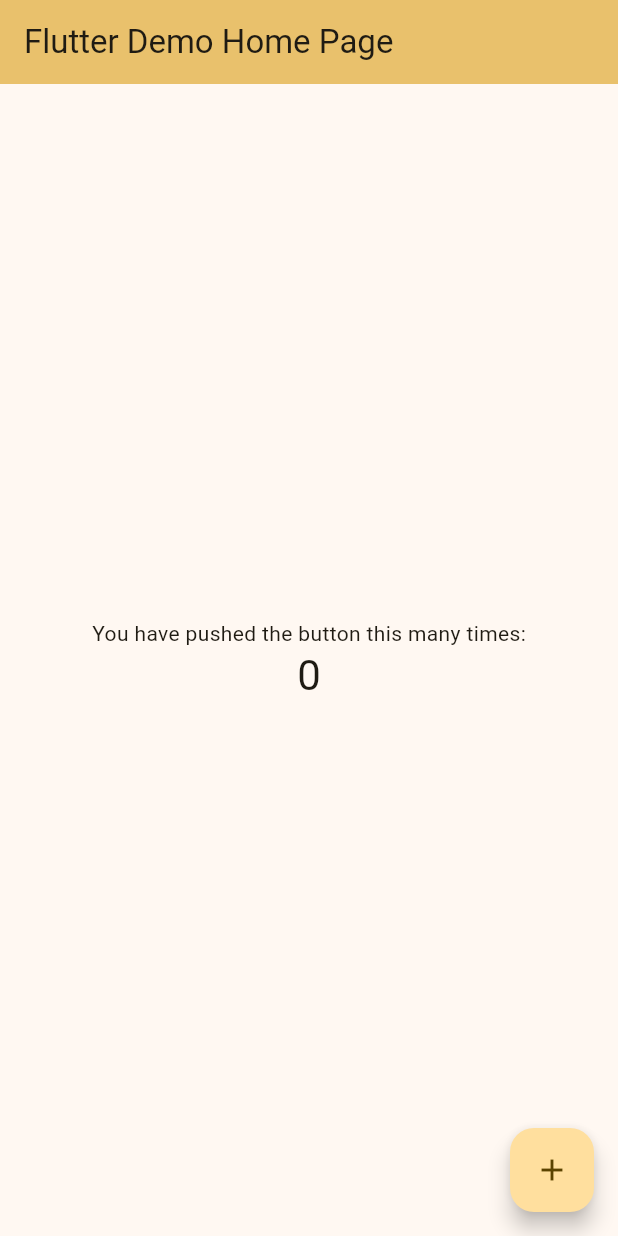
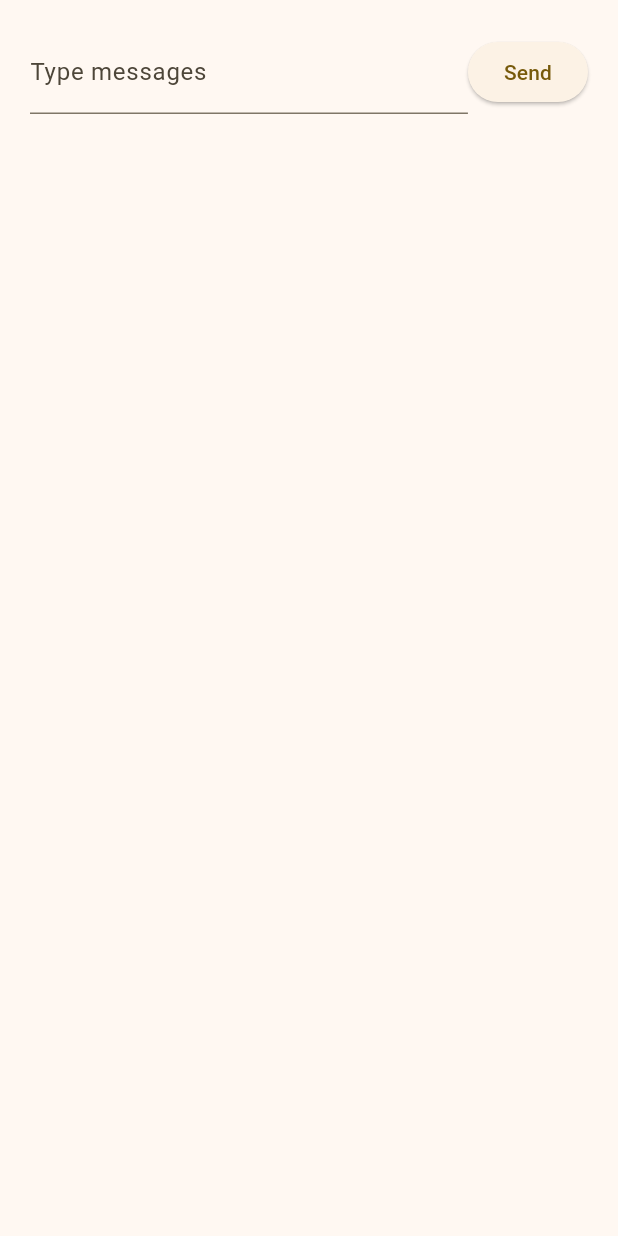
Before and after one commit to kuna-mata/kuna-talk, a Flutter app: the screen it shows after launch, on a phone screen of 412 x 824 dp. Run offline on Flutter 3.47's test engine with Material 3 defaults, Android fonts, the light colour scheme and no system bars.

Commit message:
chore: create Chat UI

```diff
--- /dev/null
+++ b/lib/chat.dart
@@ -0,0 +1,38 @@
+import 'package:flutter/material.dart';
+
+class Chat extends StatefulWidget {
+  const Chat({super.key});
+
+  @override
+  ChatState createState() => ChatState();
+}
+
+class ChatState extends State<Chat> {
+  @override
+  Widget build(BuildContext context) {
+    final TextEditingController controller = TextEditingController();
+
+    return Scaffold(
+      body: Padding(
+        padding: const EdgeInsets.all(20.0),
+        child: Row(
+          children: [
+            Expanded(
+              child: TextFormField(
+                controller: controller,
+                decoration: const InputDecoration(
+                  border: UnderlineInputBorder(),
+                  labelText: 'Type messages',
+                ),
+              ),
+            ),
+            ElevatedButton(
+              onPressed: () => {},
+              child: const Text('Send'),
+            )
+          ],
+        ),
+      ),
+    );
+  }
+}
--- a/lib/main.dart
+++ b/lib/main.dart
@@ -1,4 +1,6 @@
 import 'package:flutter/material.dart';
+
+import 'package:kuna_talk/chat.dart';
 
 void main() {
   runApp(const MyApp());
@@ -15,55 +17,7 @@
         colorScheme: ColorScheme.fromSeed(seedColor: Colors.amber),
         useMaterial3: true,
       ),
-      home: const MyHomePage(title: 'Flutter Demo Home Page'),
+      home: const Chat(),
     );
   }
 }
-
-class MyHomePage extends StatefulWidget {
-  const MyHomePage({super.key, required this.title});
-
-  final String title;
-
-  @override
-  State<MyHomePage> createState() => _MyHomePageState();
-}
-
-class _MyHomePageState extends State<MyHomePage> {
-  int _counter = 0;
-
-  void _incrementCounter() {
-    setState(() {
-      _counter++;
-    });
-  }
-
-  @override
-  Widget build(BuildContext context) {
-    return Scaffold(
-      appBar: AppBar(
-        backgroundColor: Theme.of(context).colorScheme.inversePrimary,
-        title: Text(widget.title),
-      ),
-      body: Center(
-        child: Column(
-          mainAxisAlignment: MainAxisAlignment.center,
-          children: <Widget>[
-            const Text(
-              'You have pushed the button this many times:',
-            ),
-            Text(
-              '$_counter',
-              style: Theme.of(context).textTheme.headlineMedium,
-            ),
-          ],
-        ),
-      ),
-      floatingActionButton: FloatingActionButton(
-        onPressed: _incrementCounter,
-        tooltip: 'Increment',
-        child: const Icon(Icons.add),
-      ),
-    );
-  }
-}
```
